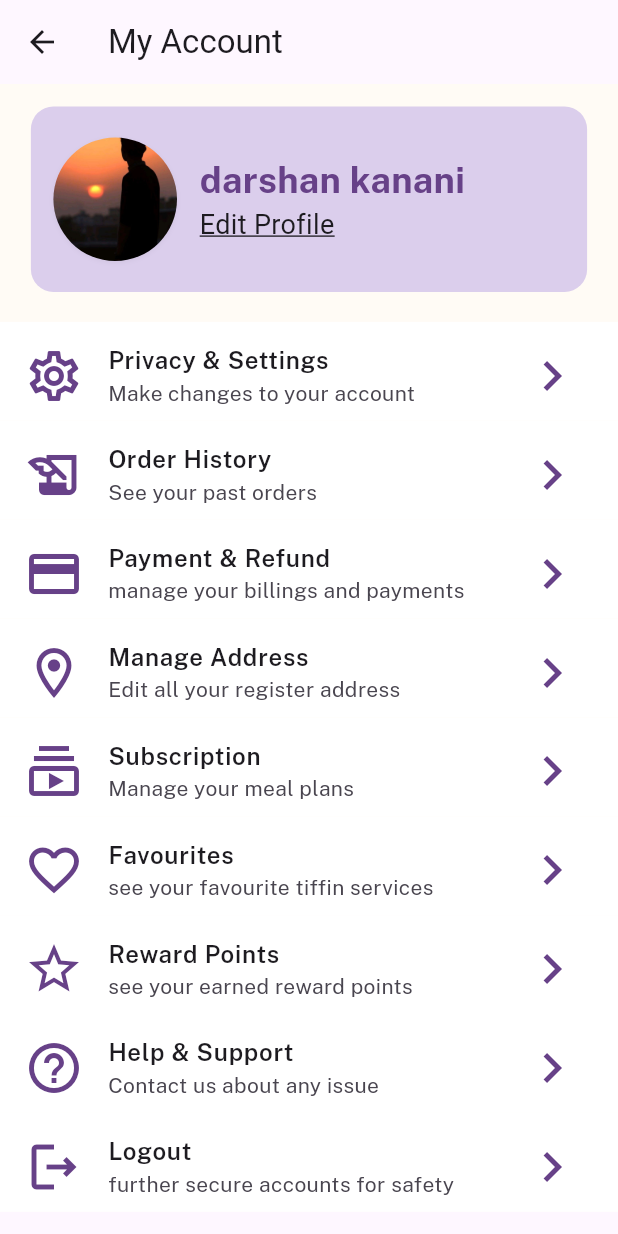
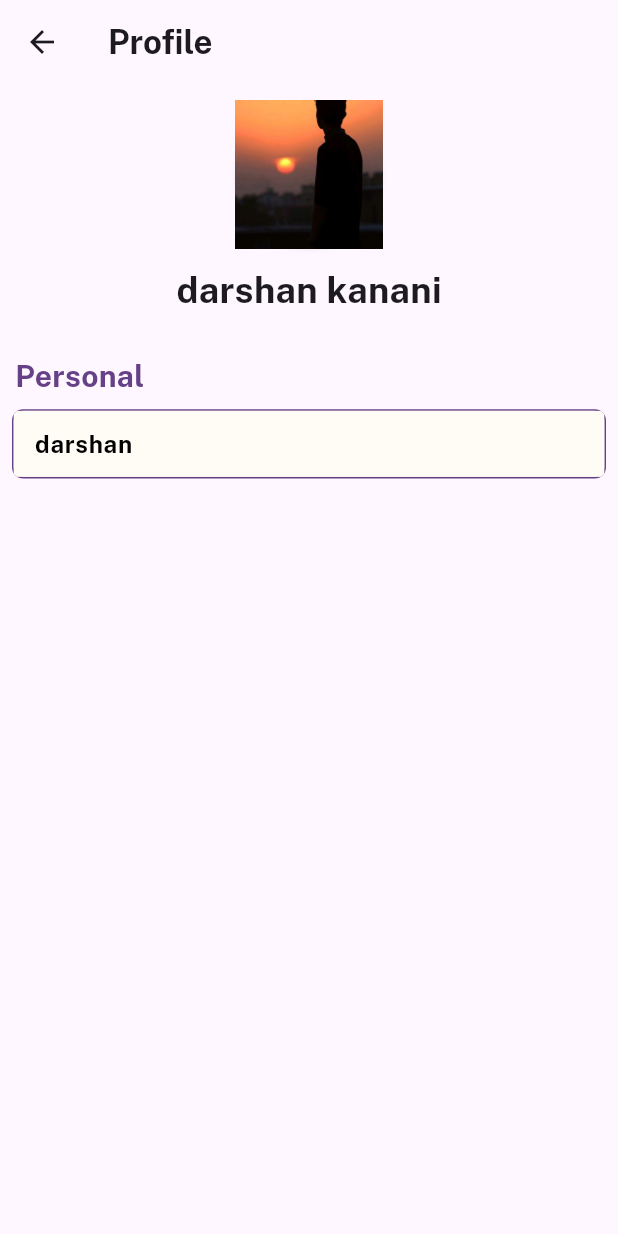
Before and after one commit to darshankanani19/RRR, a Flutter app: the ProfileScreen screen opened directly, after a tap on "Edit Profile", on a phone screen of 412 x 824 dp. Run offline on Flutter 3.47's test engine with Material 3 defaults, Android fonts, the light colour scheme and no system bars; our stand-ins replace get, velocity_x, video_player.

Commit message:
Edit Profile page try 1

```diff
--- a/lib/consts/images.dart
+++ b/lib/consts/images.dart
@@ -12,4 +12,4 @@ const t1="assets/photos/tifin1.png";
 const t2="assets/photos/tifin2.png";
 const t3="assets/photos/tifin3.png";
 const t4="assets/photos/tifin4.png";
-const profile ="assets/photos/profile.jpg";
+const profileimg ="assets/photos/profile.jpg";
--- a/lib/consts/strings.dart
+++ b/lib/consts/strings.dart
@@ -40,7 +40,7 @@ const dessert= "dessert";
 
 
 // profile details
-
+const profile ="Profile";
 const user = "darshan kanani";
 const editProfile = "Edit Profile";
 const privacySetting = "Privacy & Settings";
@@ -64,3 +64,20 @@ const logoutHint ="further secure accounts for safety";
 
 
 const account ="My Account";
+
+//edit profile screen
+
+const personal ="Personal";
+const firstName="darshan";
+const secondName="kanani";
+const mobileNumber="7016398824";
+const male="Male";
+const female="Female";
+const birthDate="19/12/2004";
+const mailId="darshankj129@gmail.com";
+
+const changePass ="Change Password";
+const oldPass="Old Password";
+const newPass="New Password";
+
+const updateProfile="Update Profile";
--- /dev/null
+++ b/lib/view/profile_screen/edit_profile.dart
@@ -0,0 +1,42 @@
+import 'package:project_management/comman_widget/customTextField.dart';
+import 'package:project_management/consts/const.dart';
+class EditProfile extends StatefulWidget {
+  const EditProfile({super.key});
+
+  @override
+  State<EditProfile> createState() => _EditProfileState();
+}
+
+class _EditProfileState extends State<EditProfile> {
+  @override
+  Widget build(BuildContext context) {
+    return Scaffold(
+      appBar: AppBar(
+        title: profile.text.fontFamily(bold).make(),
+      ),
+      body: Column(
+crossAxisAlignment: CrossAxisAlignment.start,
+        children: [
+          // profile photo name
+          SizedBox(
+            width: context.screenWidth,
+          height: context.screenHeight*0.2,
+          child: Column(
+            mainAxisAlignment: MainAxisAlignment.center,
+            crossAxisAlignment: CrossAxisAlignment.center,
+            children: [
+              Image.asset(profileimg,height: context.screenHeight*0.12,fit: BoxFit.cover,width: context.screenHeight*0.12,).box.shadowSm.roundedFull.make(),
+              10.heightBox,
+              user.text.fontFamily(bold).size(24).make(),
+            ],
+          ),
+        )  ,
+          15.heightBox,
+          personal.text.fontFamily(bold).color(Purple).size(20).align(TextAlign.start).make().box.margin(EdgeInsets.symmetric(horizontal: 10)).make(),
+          customTextfiled(width: context.screenWidth*0.85,height: 100,isPass: false,textColor: Colors.black,hint: firstName).box.margin(EdgeInsets.all(8)).roundedSM.clip(Clip.antiAlias).border(color: Purple,style: BorderStyle.solid,width: 1.1).make(),
+
+        ],
+      ),
+    );
+  }
+}
--- a/lib/view/profile_screen/profile_screen.dart
+++ b/lib/view/profile_screen/profile_screen.dart
@@ -1,6 +1,7 @@
 // import 'dart:nativewrappers/_internal/vm/lib/ffi_native_type_patch.dart';
 
 import 'package:project_management/consts/const.dart';
+import 'package:project_management/view/profile_screen/edit_profile.dart';
 class ProfileScreen extends StatelessWidget {
   const ProfileScreen({super.key});
 
@@ -30,7 +31,7 @@ class ProfileScreen extends StatelessWidget {
                crossAxisAlignment: CrossAxisAlignment.center,
                children: [
                  15.widthBox,
-                 Image.asset(profile,height: context.screenHeight*0.1,width: context.screenHeight*0.1,fit: BoxFit.cover,).box.roundedFull.shadowSm.clip(Clip.antiAlias).make(),
+                 Image.asset(profileimg,height: context.screenHeight*0.1,width: context.screenHeight*0.1,fit: BoxFit.cover,).box.roundedFull.shadowSm.clip(Clip.antiAlias).make(),
                 15.widthBox,
                 Column(
                   mainAxisAlignment: MainAxisAlignment.center,
@@ -39,7 +40,7 @@ class ProfileScreen extends StatelessWidget {
 
                     user.text.color(Purple).size(24).fontFamily(bold).make(),
 
-                    editProfile.text.size(18).underline.make().onTap((){}),
+                    editProfile.text.size(18).underline.make().onTap((){Get.to(()=>EditProfile());}),
                   ],
                 )
                ],
@@ -53,8 +54,8 @@ class ProfileScreen extends StatelessWidget {
                title: profileSettingList[index].text.fontFamily(semibold).make(),
                subtitle: profileSettingHintList[index].text.fontFamily(regular).make(),
                leading: Icon(profileSettingIconList[index],size: 40,color: Purple,),
-               trailing: Icon(Icons.navigate_next_outlined,size: 40,color: Purple,),
-             ).box.white.height(context.screenHeight*0.08).make().onTap((){})
+               trailing: Icon(Icons.navigate_next_outlined,size: 40,color: Purple,).onTap((){}),
+             ).box.white.margin(EdgeInsets.all(5)).roundedSM.border(color: Purple,width: 1.1,style: BorderStyle.solid).height(context.screenHeight*0.08).make().onTap((){})
              ).toList(),
            )
 
```
